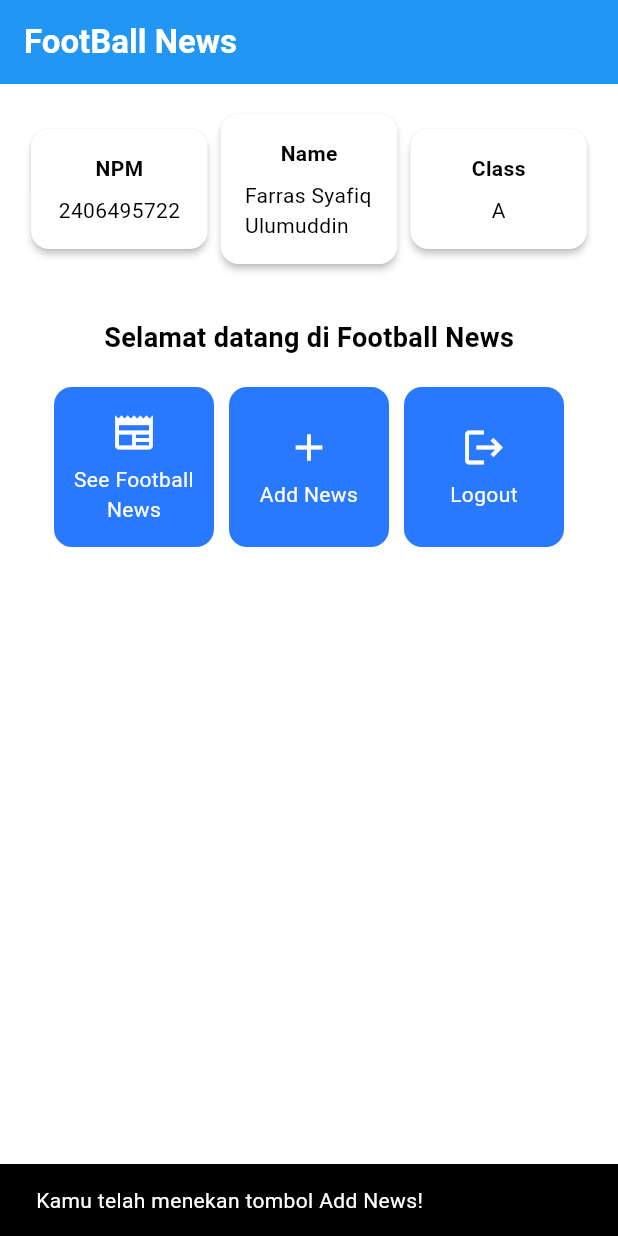
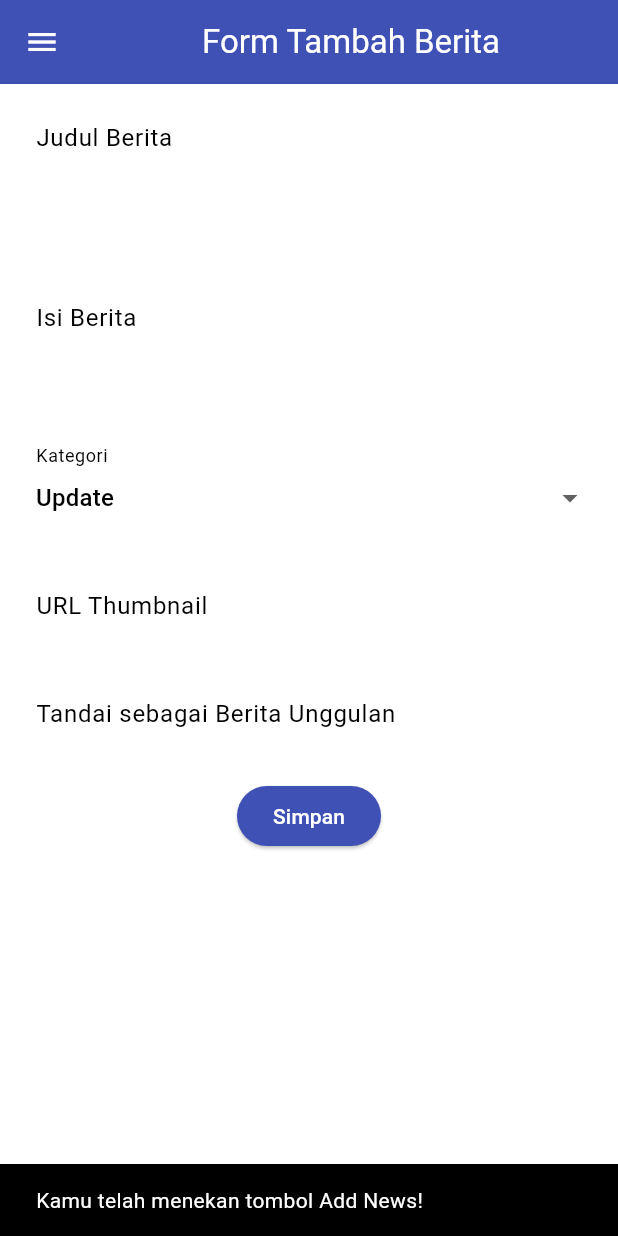
Before and after one commit to Rainmo0/football-news-mobile, a Flutter app: the screen it shows after launch, after a tap on "Add News", on a phone screen of 412 x 824 dp. Run offline on Flutter 3.47's test engine with Material 3 defaults, Android fonts, the phone set to English and light mode, and no system bars.

Commit message:
tutorial 7 selesai

```diff
--- a/lib/main.dart
+++ b/lib/main.dart
@@ -1,5 +1,5 @@
 import 'package:flutter/material.dart';
-import 'package:football_news/menu.dart';
+import 'package:football_news/screens/menu.dart';
 
 void main() {
   runApp(const MyApp());
--- a/lib/menu.dart
+++ b/lib/screens/menu.dart
@@ -1,4 +1,7 @@
 import 'package:flutter/material.dart';
+import 'package:football_news/screens/newslist_form.dart';
+import 'package:football_news/widgets/left_drawer.dart';
+import 'package:football_news/widgets/news_card.dart';
 
 class MyHomePage extends StatelessWidget {
   MyHomePage({super.key});
@@ -24,7 +27,7 @@ class MyHomePage extends StatelessWidget {
         //
         backgroundColor: Theme.of(context).colorScheme.primary,
       ),
-      //
+      drawer: LeftDrawer(),
       body: Padding(
         padding: const EdgeInsets.all(16.0),
         child: Column(
@@ -109,47 +112,3 @@ class ItemHomepage {
 
   ItemHomepage(this.name, this.icon);
 }
-
-class ItemCard extends StatelessWidget {
-  final ItemHomepage item;
-
-  const ItemCard(this.item, {super.key});
-
-  @override
-  Widget build(BuildContext context) {
-    return Material(
-      color: Theme.of(context).colorScheme.secondary,
-      borderRadius: BorderRadius.circular(12),
-      //
-      child: InkWell(
-        onTap: () {
-          ScaffoldMessenger.of(context)
-            ..hideCurrentSnackBar()
-            ..showSnackBar(
-              SnackBar(
-                content: Text("Kamu telah menekan tombol ${item.name}!"),
-              ),
-            );
-        },
-        //
-        child: Container(
-          padding: const EdgeInsets.all(8),
-          child: Center(
-            child: Column(
-              mainAxisAlignment: MainAxisAlignment.center,
-              children: [
-                Icon(item.icon, color: Colors.white, size: 30.0),
-                const Padding(padding: EdgeInsets.all(3)),
-                Text(
-                  item.name,
-                  textAlign: TextAlign.center,
-                  style: const TextStyle(color: Colors.white),
-                ),
-              ],
-            ),
-          ),
-        ),
-      ),
-    );
-  }
-}
--- /dev/null
+++ b/lib/screens/newslist_form.dart
@@ -0,0 +1,216 @@
+import 'package:flutter/material.dart';
+import 'package:football_news/widgets/left_drawer.dart';
+
+class NewsFormPage extends StatefulWidget {
+  const NewsFormPage({super.key});
+
+  @override
+  State<NewsFormPage> createState() => _NewsFormPageState();
+}
+
+class _NewsFormPageState extends State<NewsFormPage> {
+  final _formKey = GlobalKey<FormState>();
+  String _title = "";
+  String _content = "";
+  String _category = "update";
+  String _thumbnail = "";
+  bool _isFeatured = false;
+
+  final List<String> _categories = [
+    'transfer',
+    'update',
+    'exclusive',
+    'match',
+    'rumor',
+    'analysis',
+  ];
+
+  @override
+  Widget build(BuildContext context) {
+    return Scaffold(
+      appBar: AppBar(
+        title: const Center(child: Text('Form Tambah Berita')),
+        backgroundColor: Colors.indigo,
+        foregroundColor: Colors.white,
+      ),
+
+      drawer: LeftDrawer(),
+
+      body: Form(
+        key: _formKey,
+
+        child: SingleChildScrollView(
+          child: Column(
+            crossAxisAlignment: CrossAxisAlignment.start,
+            children: [
+              // === Title ===
+              Padding(
+                padding: const EdgeInsets.all(8.0),
+                child: TextFormField(
+                  decoration: InputDecoration(
+                    hintText: "Judul Berita",
+                    labelText: "Judul Berita",
+                    border: OutlineInputBorder(
+                      borderRadius: BorderRadius.circular(5.0),
+                    ),
+                  ),
+
+                  onChanged: (String? value) {
+                    setState(() {
+                      _title = value!;
+                    });
+                  },
+
+                  validator: (String? value) {
+                    if (value == null || value.isEmpty) {
+                      return "Judul tidak boleh kosong!";
+                    }
+                    return null;
+                  },
+                ),
+              ),
+
+              // === Content ===
+              Padding(
+                padding: const EdgeInsets.all(8.0),
+                child: TextFormField(
+                  maxLines: 5,
+                  decoration: InputDecoration(
+                    hintText: "Isi Berita",
+                    labelText: "Isi Berita",
+                    border: OutlineInputBorder(
+                      borderRadius: BorderRadius.circular(5.0),
+                    ),
+                  ),
+                  onChanged: (String? value) {
+                    setState(() {
+                      _content = value!;
+                    });
+                  },
+                  validator: (String? value) {
+                    if (value == null || value.isEmpty) {
+                      return "Isi berita tidak boleh kosong!";
+                    }
+                    return null;
+                  },
+                ),
+              ),
+
+              // === Category ===
+              Padding(
+                padding: const EdgeInsets.all(8.0),
+                child: DropdownButtonFormField<String>(
+                  decoration: InputDecoration(
+                    labelText: "Kategori",
+                    border: OutlineInputBorder(
+                      borderRadius: BorderRadius.circular(5.0),
+                    ),
+                  ),
+                  initialValue: _category,
+                  items: _categories
+                      .map(
+                        (cat) => DropdownMenuItem(
+                          value: cat,
+                          child: Text(cat[0].toUpperCase() + cat.substring(1)),
+                        ),
+                      )
+                      .toList(),
+                  onChanged: (String? newValue) {
+                    setState(() {
+                      _category = newValue!;
+                    });
+                  },
+                ),
+              ),
+
+              // === Thumbnail URL ===
+              Padding(
+                padding: const EdgeInsets.all(8.0),
+                child: TextFormField(
+                  decoration: InputDecoration(
+                    hintText: "URL Thumbnail (opsional)",
+                    labelText: "URL Thumbnail",
+                    border: OutlineInputBorder(
+                      borderRadius: BorderRadius.circular(5.0),
+                    ),
+                  ),
+                  onChanged: (String? value) {
+                    setState(() {
+                      _thumbnail = value!;
+                    });
+                  },
+                ),
+              ),
+
+              // === Is Featured ===
+              Padding(
+                padding: const EdgeInsets.all(8.0),
+                child: SwitchListTile(
+                  title: const Text("Tandai sebagai Berita Unggulan"),
+                  value: _isFeatured,
+                  onChanged: (bool value) {
+                    setState(() {
+                      _isFeatured = value;
+                    });
+                  },
+                ),
+              ),
+
+              // === Tombol Simpan ===
+              Align(
+                alignment: Alignment.bottomCenter,
+                child: Padding(
+                  padding: const EdgeInsets.all(8.0),
+                  child: ElevatedButton(
+                    style: ButtonStyle(
+                      backgroundColor: WidgetStateProperty.all(Colors.indigo),
+                    ),
+                    onPressed: () {
+                      if (_formKey.currentState!.validate()) {
+                        showDialog(
+                          context: context,
+                          builder: (context) {
+                            return AlertDialog(
+                              title: const Text('Berita berhasil disimpan!'),
+                              content: SingleChildScrollView(
+                                child: Column(
+                                  crossAxisAlignment: CrossAxisAlignment.start,
+                                  children: [
+                                    Text('Judul: $_title'),
+                                    Text('Isi: $_content'),
+                                    Text('Kategori: $_category'),
+                                    Text('Thumbnail: $_thumbnail'),
+                                    Text(
+                                      'Unggulan: ${_isFeatured ? "Ya" : "Tidak"}',
+                                    ),
+                                  ],
+                                ),
+                              ),
+                              actions: [
+                                TextButton(
+                                  child: const Text('OK'),
+                                  onPressed: () {
+                                    Navigator.pop(context);
+                                  },
+                                ),
+                              ],
+                            );
+                          },
+                        );
+                        _formKey.currentState!.reset();
+                      }
+                    },
+                    child: const Text(
+                      "Simpan",
+                      style: TextStyle(color: Colors.white),
+                    ),
+                  ),
+                ),
+              ),
+            ],
+          ),
+        ),
+      ),
+    );
+  }
+}
--- /dev/null
+++ b/lib/widgets/left_drawer.dart
@@ -0,0 +1,73 @@
+import 'package:flutter/material.dart';
+import 'package:football_news/screens/menu.dart';
+import 'package:football_news/screens/newslist_form.dart';
+
+class LeftDrawer extends StatelessWidget {
+  const LeftDrawer({super.key});
+
+  @override
+  Widget build(BuildContext context) {
+    return Drawer(
+      child: ListView(
+        children: [
+          const DrawerHeader(
+            decoration: BoxDecoration(color: Colors.blue),
+            child: Column(
+              children: [
+                Text(
+                  'Football News',
+                  textAlign: TextAlign.center,
+                  style: TextStyle(
+                    fontSize: 30,
+                    fontWeight: FontWeight.bold,
+                    color: Colors.white,
+                  ),
+                ),
+                Padding(padding: EdgeInsets.all(10)),
+                Text(
+                  "Seluruh berita sepak bola terkini di sini!",
+                  textAlign: TextAlign.center,
+                  style: TextStyle(
+                    fontSize: 15,
+                    color: Colors.white,
+                    fontWeight: FontWeight.normal,
+                  ),
+                ),
+              ],
+            ),
+          ),
+
+          ListTile(
+            leading: const Icon(Icons.home_outlined),
+            title: const Text('Home'),
+            // Bagian redirection ke MyHomePage
+            onTap: () {
+              Navigator.pushReplacement(
+                context,
+                MaterialPageRoute(builder: (context) => MyHomePage()),
+              );
+            },
+          ),
+
+          ListTile(
+            leading: const Icon(Icons.post_add),
+            title: const Text('Add News'),
+            // Bagian redirection ke NewsFormPage
+            onTap: () {
+              Navigator.pushReplacement(
+                context,
+                MaterialPageRoute(builder: (context) => NewsFormPage()),
+              );
+            },
+          ),
+
+          ListTile(
+            leading: const Icon(Icons.newspaper),
+            title: const Text("See News"),
+            onTap: () {},
+          ),
+        ],
+      ),
+    );
+  }
+}
--- /dev/null
+++ b/lib/widgets/news_card.dart
@@ -0,0 +1,54 @@
+import 'package:flutter/material.dart';
+import 'package:football_news/screens/menu.dart';
+import 'package:football_news/screens/newslist_form.dart';
+
+class ItemCard extends StatelessWidget {
+  final ItemHomepage item;
+
+  const ItemCard(this.item, {super.key});
+
+  @override
+  Widget build(BuildContext context) {
+    return Material(
+      color: Theme.of(context).colorScheme.secondary,
+      borderRadius: BorderRadius.circular(12),
+      //
+      child: InkWell(
+        onTap: () {
+          ScaffoldMessenger.of(context)
+            ..hideCurrentSnackBar()
+            ..showSnackBar(
+              SnackBar(
+                content: Text("Kamu telah menekan tombol ${item.name}!"),
+              ),
+            );
+
+          if (item.name == "Add News") {
+            Navigator.pushReplacement(
+              context,
+              MaterialPageRoute(builder: (context) => NewsFormPage()),
+            );
+          }
+        },
+        //
+        child: Container(
+          padding: const EdgeInsets.all(8),
+          child: Center(
+            child: Column(
+              mainAxisAlignment: MainAxisAlignment.center,
+              children: [
+                Icon(item.icon, color: Colors.white, size: 30.0),
+                const Padding(padding: EdgeInsets.all(3)),
+                Text(
+                  item.name,
+                  textAlign: TextAlign.center,
+                  style: const TextStyle(color: Colors.white),
+                ),
+              ],
+            ),
+          ),
+        ),
+      ),
+    );
+  }
+}
```
Also changed, not shown: 1 other file.
